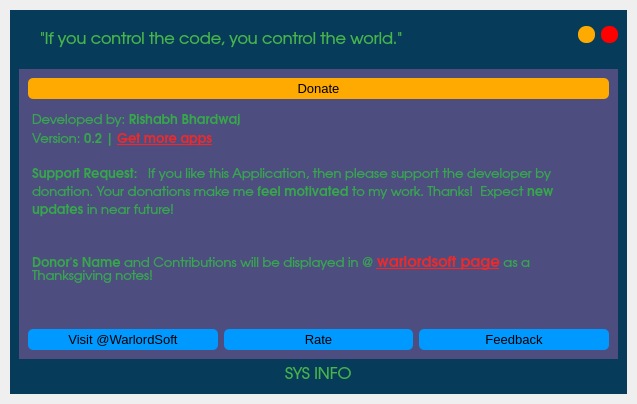
The window that src/ui_main.ui (rishabh3354/htop) describes before a commit, drawn with Qt 5.
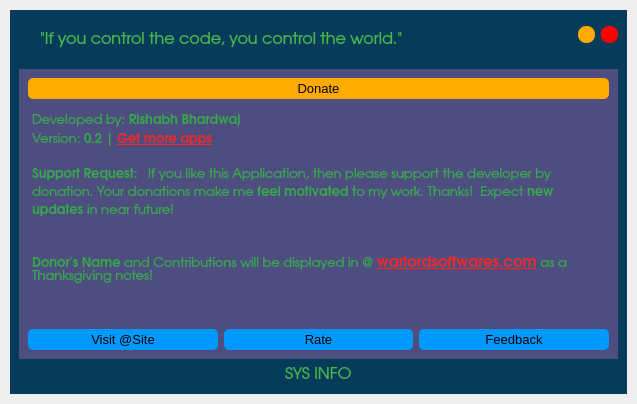
The same window after the commit. The open tabs and pages were chosen to show the change. Icons and pictures are not drawn.

Diff of the .ui file:
```diff
--- a/src/ui_main.ui
+++ b/src/ui_main.ui
@@ -1445,7 +1445,7 @@
 &lt;p style=&quot; margin-top:0px; margin-bottom:0px; margin-left:0px; margin-right:0px; -qt-block-indent:0; text-indent:0px;&quot;&gt;&lt;span style=&quot; font-family:'Ubuntu'; font-size:10pt; font-weight:600; color:#35a849;&quot;&gt;Support Request:&lt;/span&gt;&lt;span style=&quot; font-family:'Ubuntu'; font-size:10pt; color:#35a849;&quot;&gt;   If you like this Application, then please support the developer by donation. Your donations make me &lt;/span&gt;&lt;span style=&quot; font-family:'Ubuntu'; font-size:10pt; font-weight:600; color:#35a849;&quot;&gt;feel motivated&lt;/span&gt;&lt;span style=&quot; font-family:'Ubuntu'; font-size:10pt; color:#35a849;&quot;&gt; to my work. Thanks!  Expect &lt;/span&gt;&lt;span style=&quot; font-family:'Ubuntu'; font-size:10pt; font-weight:600; color:#35a849;&quot;&gt;new updates&lt;/span&gt;&lt;span style=&quot; font-family:'Ubuntu'; font-size:10pt; color:#35a849;&quot;&gt; in near future!&lt;/span&gt;&lt;/p&gt;
 &lt;p style=&quot;-qt-paragraph-type:empty; margin-top:0px; margin-bottom:0px; margin-left:0px; margin-right:0px; -qt-block-indent:0; text-indent:0px; font-family:'Ubuntu'; font-size:10pt; color:#35a849;&quot;&gt;&lt;br /&gt;&lt;/p&gt;
 &lt;p style=&quot;-qt-paragraph-type:empty; margin-top:0px; margin-bottom:0px; margin-left:0px; margin-right:0px; -qt-block-indent:0; text-indent:0px; font-family:'Ubuntu'; font-size:10pt; color:#35a849;&quot;&gt;&lt;br /&gt;&lt;/p&gt;
-&lt;p style=&quot; margin-top:0px; margin-bottom:0px; margin-left:0px; margin-right:0px; -qt-block-indent:0; text-indent:0px;&quot;&gt;&lt;span style=&quot; font-family:'Ubuntu'; font-size:10pt; font-weight:600; color:#35a849;&quot;&gt;Donor's Name&lt;/span&gt;&lt;span style=&quot; font-family:'Ubuntu'; font-size:10pt; color:#35a849;&quot;&gt; and Contributions will be displayed in @ &lt;/span&gt;&lt;a href=&quot;https://warlordsoftwares.com/warlord_soft/our_contributors/&quot;&gt;&lt;span style=&quot; font-family:'Ubuntu'; font-weight:600; text-decoration: underline; color:#ef2929;&quot;&gt;warlordsoft page&lt;/span&gt;&lt;/a&gt;&lt;span style=&quot; font-family:'Ubuntu'; font-size:10pt; color:#35a849;&quot;&gt; as a Thanksgiving notes!&lt;/span&gt;&lt;/p&gt;&lt;/body&gt;&lt;/html&gt;</string>
+&lt;p style=&quot; margin-top:0px; margin-bottom:0px; margin-left:0px; margin-right:0px; -qt-block-indent:0; text-indent:0px;&quot;&gt;&lt;span style=&quot; font-family:'Ubuntu'; font-size:10pt; font-weight:600; color:#35a849;&quot;&gt;Donor's Name&lt;/span&gt;&lt;span style=&quot; font-family:'Ubuntu'; font-size:10pt; color:#35a849;&quot;&gt; and Contributions will be displayed in @ &lt;/span&gt;&lt;a href=&quot;https://warlordsoftwares.com/apps/supporter-names/&quot;&gt;&lt;span style=&quot; font-family:'Ubuntu'; font-weight:600; text-decoration: underline; color:#ef2929;&quot;&gt;warlordsoftwares.com&lt;/span&gt;&lt;/a&gt;&lt;span style=&quot; font-family:'Ubuntu'; font-size:10pt; color:#35a849;&quot;&gt; as a Thanksgiving notes!&lt;/span&gt;&lt;/p&gt;&lt;/body&gt;&lt;/html&gt;</string>
                 </property>
                 <property name="textInteractionFlags">
                  <set>Qt::LinksAccessibleByKeyboard|Qt::LinksAccessibleByMouse|Qt::TextBrowserInteraction|Qt::TextSelectableByKeyboard|Qt::TextSelectableByMouse</set>
@@ -1482,7 +1482,7 @@
 </string>
                     </property>
                     <property name="text">
-                     <string>Visit @WarlordSoft</string>
+                     <string>Visit @Site</string>
                     </property>
                     <property name="icon">
                      <iconset resource="resource.qrc">
```
